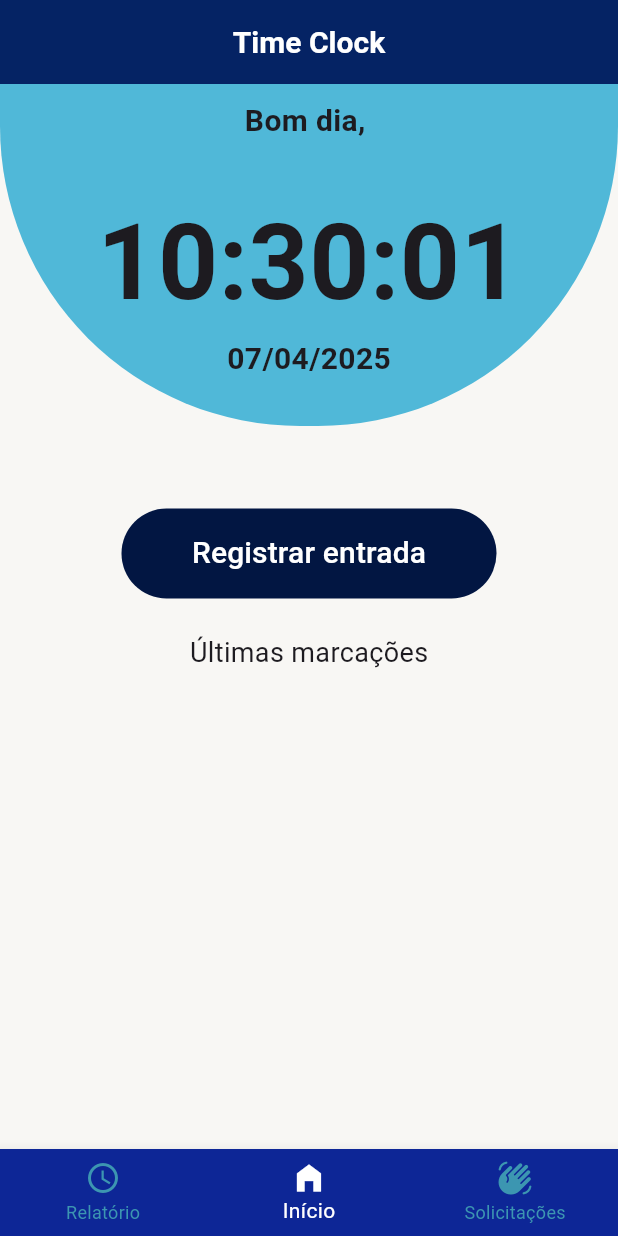
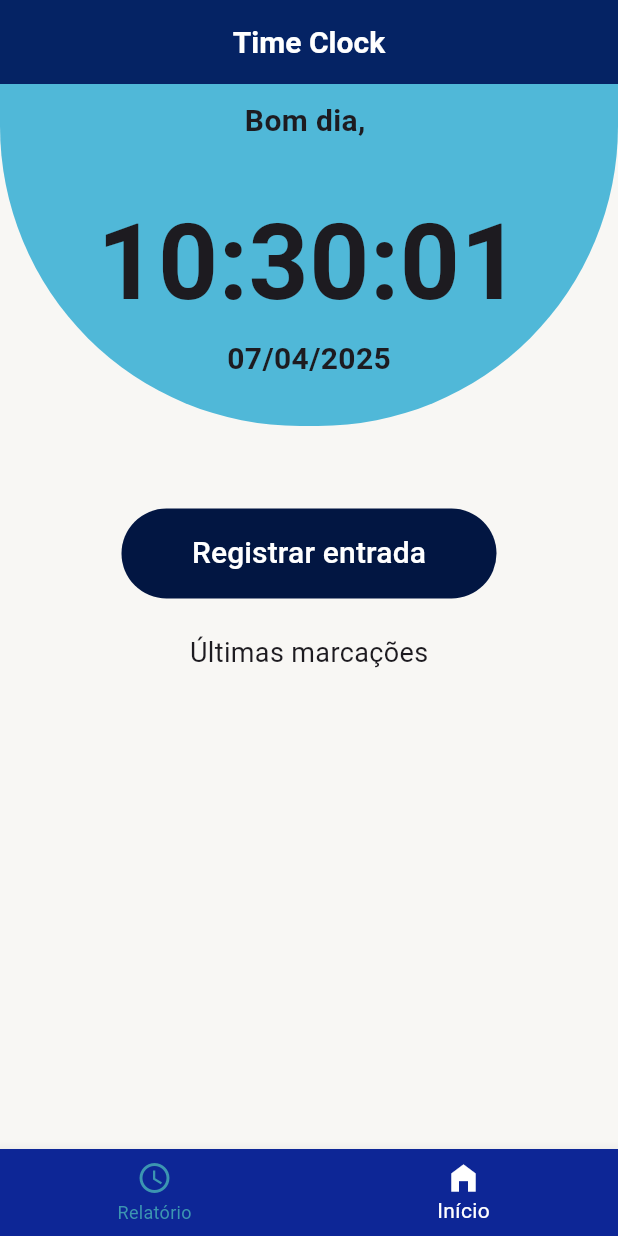
Before and after one commit to anaclara-s/timecheck, a Flutter app: the NavigationBarPage screen opened directly with empty values, on a phone screen of 412 x 824 dp. Run offline on Flutter 3.47's test engine with Material 3 defaults, Android fonts, the phone set to English and light mode, and no system bars; our stand-ins replace table_calendar; network calls fail.

Commit message:
Limpeza do código

```diff
--- a/lib/login/controller/login_controller.dart
+++ b/lib/login/controller/login_controller.dart
@@ -1,7 +1,7 @@
 import 'package:flutter/material.dart';
 
 import '../../core/services/auth_service.dart';
-import '../../pages/navigation_bar_page.dart';
+import '../../pages/navigator_bar/navigation_bar_page.dart';
 
 class LoginController {
   final GlobalKey<FormState> fromKey = GlobalKey<FormState>();
--- a/lib/pages/navigation_bar_page.dart
+++ b/lib/pages/navigator_bar/navigation_bar_page.dart
@@ -1,8 +1,7 @@
 import 'package:flutter/material.dart';
 
-import '../home/home_page.dart';
-import '../reports/reports_page.dart';
-import 'requests_page.dart';
+import '../../home/home_page.dart';
+import '../../reports/reports_page.dart';
 
 class NavigationBarPage extends StatefulWidget {
   final String userName;
@@ -32,7 +31,6 @@ class _NavigatorBarState extends State<NavigationBarPage> {
         userName: widget.userName,
         employeeId: widget.employeeId,
       ),
-      const RequestsPage(),
     ];
   }
 
@@ -52,8 +50,6 @@ class _NavigatorBarState extends State<NavigationBarPage> {
               icon: Icon(Icons.watch_later_outlined), label: 'Relatório'),
           BottomNavigationBarItem(
               icon: Icon(Icons.home_filled), label: 'Início'),
-          BottomNavigationBarItem(
-              icon: Icon(Icons.waving_hand_rounded), label: 'Solicitações'),
         ],
         selectedItemColor: const Color.fromARGB(255, 255, 255, 255),
         unselectedItemColor: const Color.fromARGB(255, 60, 150, 177),
```
Also changed, not shown: lib/pages/requests_page.dart (deleted, +0 -21 lines).
